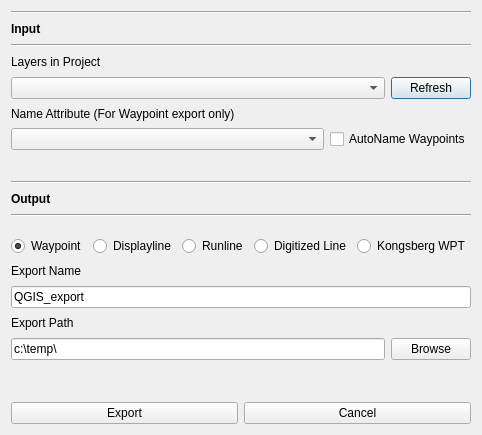
The window that export_dialog_box.ui (danielskaare/isurvey_tools) describes before a commit, drawn with Qt 5.
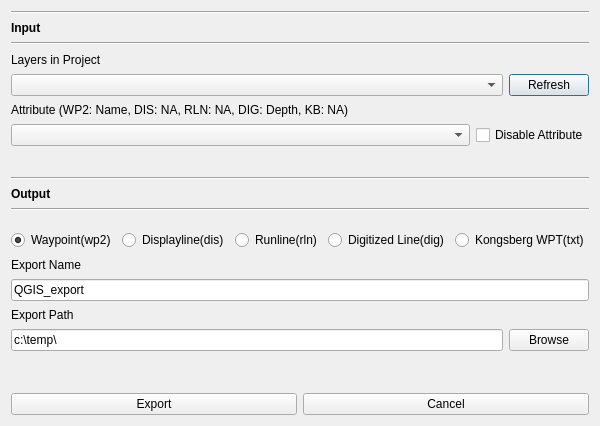
The same window after the commit. Custom widgets are drawn as their Qt base class.

Commit message: UPDATE:  Implemented Displayline Export,Digitized line export and Kongsberg DP export

Diff of the .ui file:
```diff
--- a/export_dialog_box.ui
+++ b/export_dialog_box.ui
@@ -6,8 +6,8 @@
    <rect>
     <x>0</x>
     <y>0</y>
-    <width>428</width>
-    <height>435</height>
+    <width>541</width>
+    <height>426</height>
    </rect>
   </property>
   <property name="windowTitle">
@@ -71,7 +71,7 @@
    <item row="5" column="0">
     <widget class="QLabel" name="label_4">
      <property name="text">
-      <string>Name Attribute (For Waypoint export only)</string>
+      <string>Attribute (WP2: Name, DIS: NA, RLN: NA, DIG: Depth, KB: NA)</string>
      </property>
     </widget>
    </item>
@@ -90,7 +90,7 @@
      <item>
       <widget class="QCheckBox" name="cB_NoNameAttr">
        <property name="text">
-        <string>AutoName Waypoints</string>
+        <string>Disable Attribute</string>
        </property>
       </widget>
      </item>
@@ -172,7 +172,7 @@
      <item>
       <widget class="QRadioButton" name="rB_wp">
        <property name="text">
-        <string>Waypoint</string>
+        <string>Waypoint(wp2)</string>
        </property>
        <property name="checked">
         <bool>true</bool>
@@ -181,29 +181,44 @@
      </item>
      <item>
       <widget class="QRadioButton" name="rB_dis">
+       <property name="font">
+        <font>
+         <strikeout>false</strikeout>
+        </font>
+       </property>
        <property name="text">
-        <string>Displayline</string>
+        <string>Displayline(dis)</string>
        </property>
       </widget>
      </item>
      <item>
       <widget class="QRadioButton" name="rB_rln">
        <property name="text">
-        <string>Runline</string>
+        <string>Runline(rln)</string>
        </property>
       </widget>
      </item>
      <item>
       <widget class="QRadioButton" name="rB_dig">
+       <property name="font">
+        <font>
+         <strikeout>false</strikeout>
+        </font>
+       </property>
        <property name="text">
-        <string>Digitized Line</string>
+        <string>Digitized Line(dig)</string>
        </property>
       </widget>
      </item>
      <item>
       <widget class="QRadioButton" name="rB_kongs">
+       <property name="font">
+        <font>
+         <strikeout>false</strikeout>
+        </font>
+       </property>
        <property name="text">
-        <string>Kongsberg WPT</string>
+        <string>Kongsberg WPT(txt)</string>
        </property>
       </widget>
      </item>
```
The commit also changes 2 other files.
